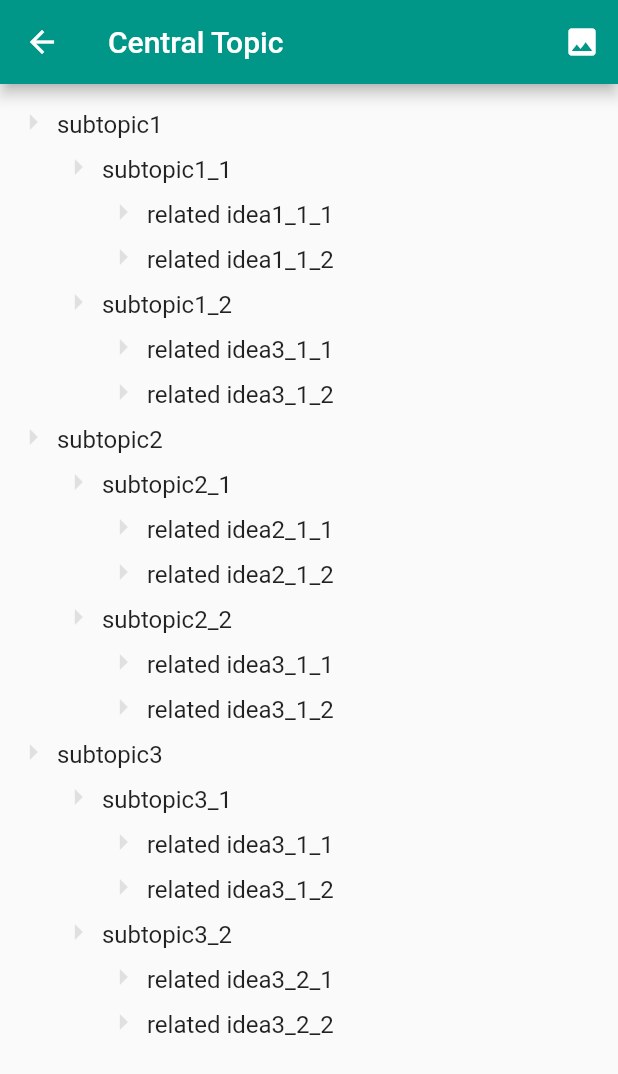
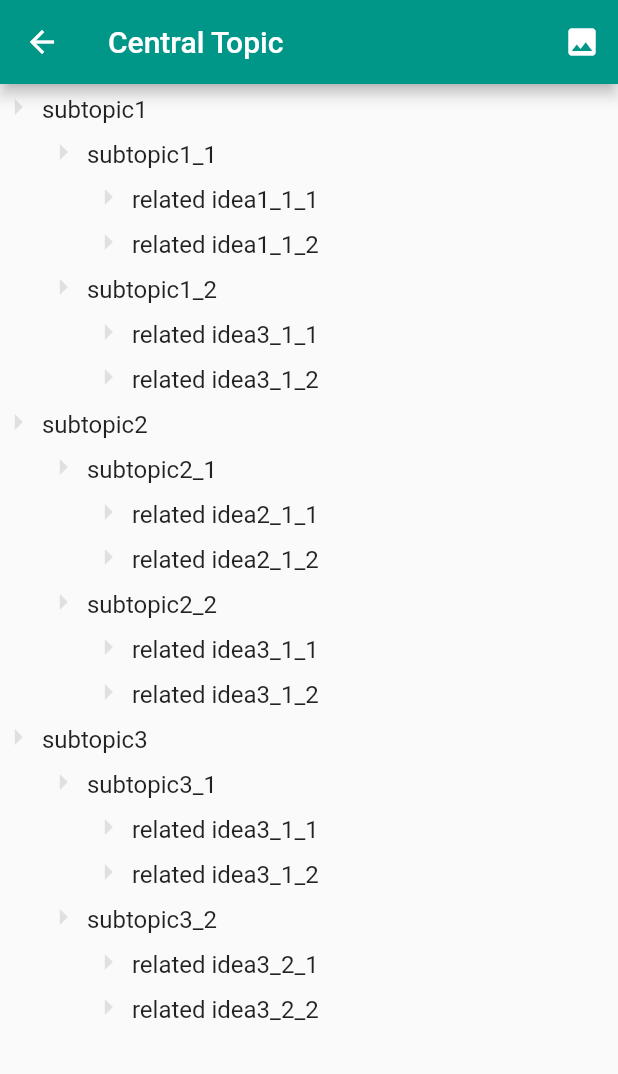
Before and after one commit to KokiYamane/note2mind, a Flutter app: the screen it shows after launch, after a tap on the "add" icon, after a tap on "Central Topic", on a phone screen of 412 x 824 dp. Shown: the top 1074 px of the screen. Run offline on Flutter 3.47's test engine with Material 2 defaults, Android fonts, the phone set to English and light mode, and no system bars; our stand-ins replace reorderables, shared_preferences; missing offline and left inert: esys_flutter_share, firebase_admob, zoom_widget; accounts and stored records are empty.

```diff
--- a/lib/Node.dart
+++ b/lib/Node.dart
@@ -1,10 +1,8 @@
-import 'package:flutter/widgets.dart';
-
 class Node {
   String title = '';
   List<Node> children = new List();
   Node _parent;
-  FocusNode _focusNode = FocusNode();
+  // FocusNode _focusNode = FocusNode();
 
   Node(this.title, [this._parent]);
 
@@ -117,7 +115,7 @@ class Node {
 
   Node getParent() => _parent;
 
-  FocusNode getFocusNode() => _focusNode;
+  // FocusNode getFocusNode() => _focusNode;
 
   String writeMarkdown([int level = 0]) {
     String str = '';
--- a/lib/TreeEdit.dart
+++ b/lib/TreeEdit.dart
@@ -1,19 +1,16 @@
-import 'dart:async';
-
 import 'package:flutter/cupertino.dart';
 import 'package:flutter/material.dart';
 
 import 'package:note2mind/Node.dart';
 import 'package:note2mind/Mindmap.dart';
 
-List<Widget> widgetList;
-Node currentNode;
 
 class TreeEdit extends StatelessWidget {
   final String _current;
   final Function _onChanged;
+  final Function _onDispose;
 
-  TreeEdit(this._current, this._onChanged);
+  TreeEdit(this._current, this._onChanged, this._onDispose);
 
   @override
   Widget build(BuildContext context) {
@@ -23,7 +20,8 @@ class TreeEdit extends StatelessWidget {
         margin: const EdgeInsets.fromLTRB(0, 0, 0, 60),
         child: Scaffold(
           appBar: _buildAppBar(context, root),
-          body: TreeEditField(root: root, onChanged: _onChanged),
+          body: TreeEditField(
+              root: root, onChanged: _onChanged, onDispose: _onDispose),
         ));
   }
 
@@ -31,7 +29,7 @@ class TreeEdit extends StatelessWidget {
     return AppBar(
       title: TextField(
         controller: TextEditingController(text: root.title),
-        focusNode: root.getFocusNode(),
+        // focusNode: root.getFocusNode(),
         decoration: InputDecoration(
           border: InputBorder.none,
         ),
@@ -62,21 +60,23 @@ class TreeEdit extends StatelessWidget {
 }
 
 class TreeEditField extends StatefulWidget {
-  TreeEditField({Key key, this.root, this.onChanged}) : super(key: key);
+  TreeEditField({Key key, this.root, this.onChanged, this.onDispose})
+      : super(key: key);
 
   final Node root;
   final Function onChanged;
+  final Function onDispose;
 
   @override
   _TreeEditFieldState createState() => _TreeEditFieldState();
 }
 
 class _TreeEditFieldState extends State<TreeEditField> {
-  List<Widget> widgetList = new List<Widget>();
+  List<NodeModel> _tree;
 
   void _buildData(Node node, [int level = 0]) {
     node.children.forEach((child) {
-      widgetList.add(_buildWrappedLine(child, level));
+      _tree.add(NodeModel(level: level, title: child.title));
       _buildData(child, level + 1);
     });
   }
@@ -85,93 +85,111 @@ class _TreeEditFieldState extends State<TreeEditField> {
   void initState() {
     super.initState();
 
+    _tree = List<NodeModel>();
     _buildData(widget.root);
   }
 
   @override
   Widget build(BuildContext context) {
-    Timer(const Duration(milliseconds: 200), _onTimer);
-
-    return SingleChildScrollView(
-        padding: EdgeInsets.all(10.0),
-        child: Column(
-          children: widgetList,
-        ));
+    return ReorderableListView(
+        onReorder: (int oldIndex, int newIndex) {
+          if (oldIndex < newIndex) newIndex -= 1;
+          final NodeModel node = _tree.removeAt(oldIndex);
+          setState(() {
+            _tree.insert(newIndex, node);
+          });
+          widget.onDispose(makeNote());
+        },
+        children: List.generate(_tree.length, (index) {
+          return _buildWrappedLine(_tree[index]);
+        }));
   }
 
-  void _onTimer() {
-    if (currentNode != null) currentNode.getFocusNode().requestFocus();
+  @override
+  void dispose() {
+    super.dispose();
+
+    widget.onDispose(makeNote());
   }
 
-  Widget _buildLine(Node node) {
+  String makeNote() {
+    String str = '# ' + widget.root.title + '\n';
+    _tree.forEach((node) {
+      for (int i = 0; i < node.level + 1; i++) {
+        if (i == node.level)
+          str += '- ';
+        else
+          str += '  ';
+      }
+      str += node.title + '\n';
+    });
+    debugPrint(str);
+    return str;
+  }
+
+  Widget _buildLine(NodeModel node) {
     return TextField(
       controller: TextEditingController(text: ' ' + node.title),
-      focusNode: node.getFocusNode(),
+      focusNode: node.focusNode,
       decoration: InputDecoration(
         border: InputBorder.none,
       ),
       onChanged: (text) {
         if (text.isEmpty) {
-          widgetList.removeAt(widgetList.length);
+          int index = _tree.indexOf(node);
+          index = (index != 0) ? index - 1 : 0;
           setState(() {
-            node.remove();
+            _tree.remove(node);
           });
+          _tree[index].focusNode.requestFocus();
         } else
-          node.title = text;
-        // node.title = text;
-        widget.onChanged(widget.root.writeMarkdown());
+          _tree[_tree.indexOf(node)].title = text;
       },
       onSubmitted: (text) {
-        Node newNode;
         setState(() {
-          newNode = node.getParent().insertChild(node, '');
-          widgetList.add(_buildWrappedLine(newNode, newNode.getLevel()-1));
-          // widgetList.insert(widgetList.indexOf(widget) + 1,
-          //   _buildWrappedLine(newNode));
+          _tree.insert(
+              _tree.indexOf(node) + 1,
+              NodeModel(title: '', level: node.level));
         });
-        currentNode = newNode;
-        currentNode.getFocusNode().requestFocus();
-        widget.onChanged(widget.root.writeMarkdown());
+        _tree[_tree.indexOf(node) + 1].focusNode.requestFocus();
       },
     );
   }
 
-  Widget _buildWrappedLine(Node node, int level) {
+  Widget _buildWrappedLine(NodeModel node) {
     return Dismissible(
         key: UniqueKey(),
-        // direction: DismissDirection.startToEnd,
+        child: GestureDetector(
             child: Container(
               height: 30,
               child: Row(children: <Widget>[
-            SpaceBox.width(30 * level.toDouble()),
+                SpaceBox.width(30 * node.level.toDouble()),
                 Icon(
                   Icons.arrow_right,
                   color: Colors.grey[300],
                 ),
                 Expanded(child: _buildLine(node)),
-            // Visibility(
-            //   child: IconButton(
-            //     icon: Icon(
-            //       Icons.clear,
-            //       color: Colors.grey[700],
-            //     ),
-            //     onPressed: () {
-            //       setState(() {
-            //         widgetList.removeAt(widgetList.length);
-            //         node.remove();
-            //       });
-            //       widget.onChanged(widget.root.writeMarkdown());
-            //     },
-            //   ),
-            //   visible: true,
-            // )
               ]),
             ),
+            onHorizontalDragEnd: (detail) {
+              int index = _tree.indexOf(node);
+              if (index == 0) return;
+
+              setState(() {
+                if (detail.primaryVelocity < 0 && _tree[index].level > 0) {
+                  _tree[index].level--;
+                } else if (0 < detail.primaryVelocity &&
+                    (_tree[index].level - _tree[index - 1].level) != 1) {
+                  _tree[index].level++;
+                }
+              });
+              widget.onDispose(makeNote());
+            }),
         onDismissed: (direction) {
           setState(() {
-            node.remove();
+            _tree.remove(node);
           });
-          widget.onChanged(widget.root.writeMarkdown());
+          widget.onDispose(makeNote());
         });
   }
 }
@@ -183,3 +201,14 @@ class SpaceBox extends SizedBox {
   SpaceBox.width([double value = 8]) : super(width: value);
   SpaceBox.height([double value = 8]) : super(height: value);
 }
+
+class NodeModel {
+  String title;
+  int level;
+  FocusNode focusNode = FocusNode();
+
+  NodeModel({
+    this.title,
+    this.level,
+  });
+}
--- a/lib/main.dart
+++ b/lib/main.dart
@@ -1,6 +1,7 @@
 import 'package:flutter/material.dart';
 import 'package:shared_preferences/shared_preferences.dart';
 import 'package:firebase_admob/firebase_admob.dart';
+import 'package:reorderables/reorderables.dart';
 
 import 'package:note2mind/Node.dart';
 import 'package:note2mind/TreeEdit.dart';
@@ -120,7 +121,7 @@ class _MyHomePageState extends State<MyHomePage> {
       storeNoteList();
       Navigator.of(context).push(MaterialPageRoute<void>(
         builder: (BuildContext context) {
-          return TreeEdit(_noteList[_currentIndex], _onChanged);
+          return TreeEdit(_noteList[_currentIndex], _onChanged, _onDispose);
         },
       ));
     });
@@ -133,6 +134,11 @@ class _MyHomePageState extends State<MyHomePage> {
     });
   }
 
+  void _onDispose(String text) {
+    _noteList[_currentIndex] = text;
+    storeNoteList();
+  }
+
   void storeNoteList() async {
     final SharedPreferences prefs = await SharedPreferences.getInstance();
     const key = "note-list";
@@ -143,20 +149,37 @@ class _MyHomePageState extends State<MyHomePage> {
   }
 
   Widget _buildGrid() {
-    return GridView.count(
-      crossAxisCount: 2,
+    // return GridView.count(
+    //   crossAxisCount: 2,
+    //   children: List.generate(_noteList.length, (idx) {
+    //     return _buildWrappedCard(_noteList[idx], idx);
+    //   }),
+    // );
+
+    return ReorderableWrap(
+      // spacing: 8.0,
+      // runSpacing: 4.0,
+      padding: const EdgeInsets.all(8),
+      onReorder: (int oldIndex, int newIndex) {
+        // if (oldIndex < newIndex) newIndex--;
+        final String note = _noteList.removeAt(oldIndex);
+        setState(() {
+          _noteList.insert(newIndex, note);
+        });
+      },
       children: List.generate(_noteList.length, (idx) {
-        String note = _noteList[idx];
-        return _buildWrappedCard(note, idx);
+        return _buildWrappedCard(_noteList[idx], idx);
       }),
     );
   }
 
   Widget _buildCard(Node root, int index) {
+    final Size size = MediaQuery.of(context).size;
+
     return Card(
         child: Container(
-            height: 150,
-            width: 150,
+            height: size.width / 2 - 16,
+            width: size.width / 2 - 16,
             child: Column(children: <Widget>[
               Expanded(
                 child: ListTile(
@@ -185,29 +208,15 @@ class _MyHomePageState extends State<MyHomePage> {
         });
         storeNoteList();
       },
-      child: DragTarget<int>(
-        builder: (context, candidateData, rejectedData) {
-          return LongPressDraggable<int>(
-              data: index,
       child: GestureDetector(
         onTap: () {
           _currentIndex = index;
           Navigator.of(context).push(MaterialPageRoute<void>(
               builder: (BuildContext context) {
-                      return TreeEdit(_noteList[_currentIndex], _onChanged);
+            return TreeEdit(_noteList[_currentIndex], _onChanged, _onDispose);
           }));
         },
         child: _buildCard(root, index)),
-              feedback: _buildCard(root, index));
-        },
-        onAccept: (moveIndex) {
-          String movingItem = _noteList[moveIndex];
-          setState(() {
-            _noteList.removeAt(moveIndex);
-            _noteList.insert(index, movingItem);
-          });
-        },
-      ),
     );
   }
 
--- a/pubspec.yaml
+++ b/pubspec.yaml
@@ -23,6 +23,7 @@ dependencies:
   zoom_widget: ^0.1.3
   esys_flutter_share: ^1.0.2
   firebase_admob: ^0.9.3+1
+  reorderables: ^0.3.2
 
   # The following adds the Cupertino Icons font to your application.
   # Use with the CupertinoIcons class for iOS style icons.
```
Also changed, not shown: pubspec.lock. Lines whose indentation alone changed are shown as unchanged.
